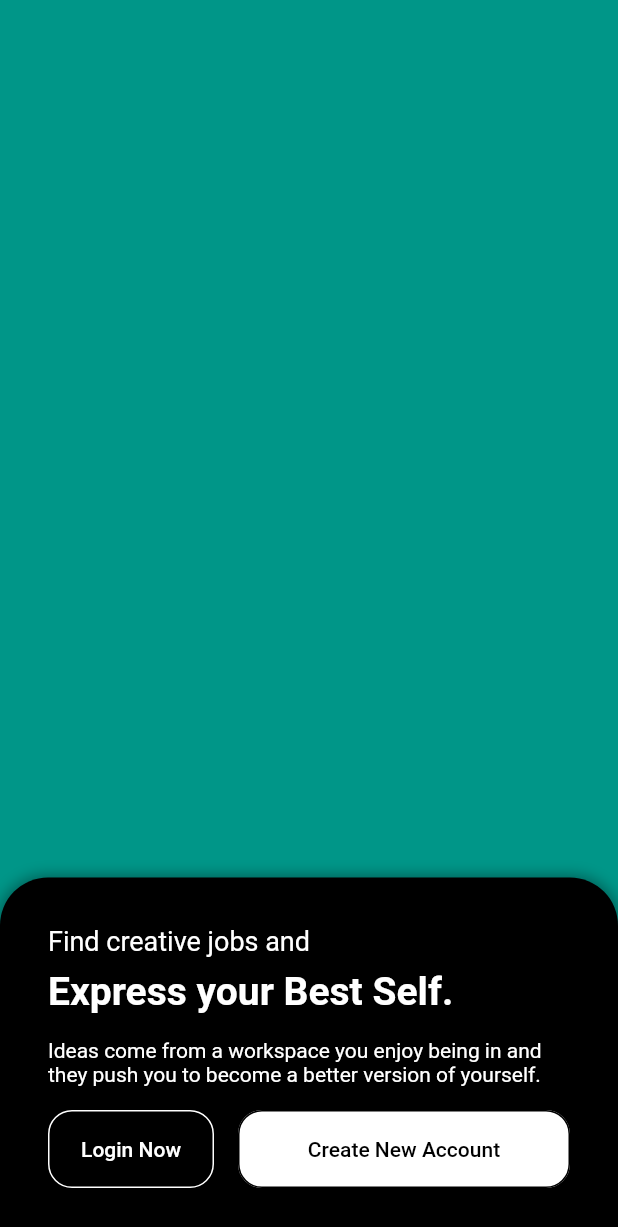
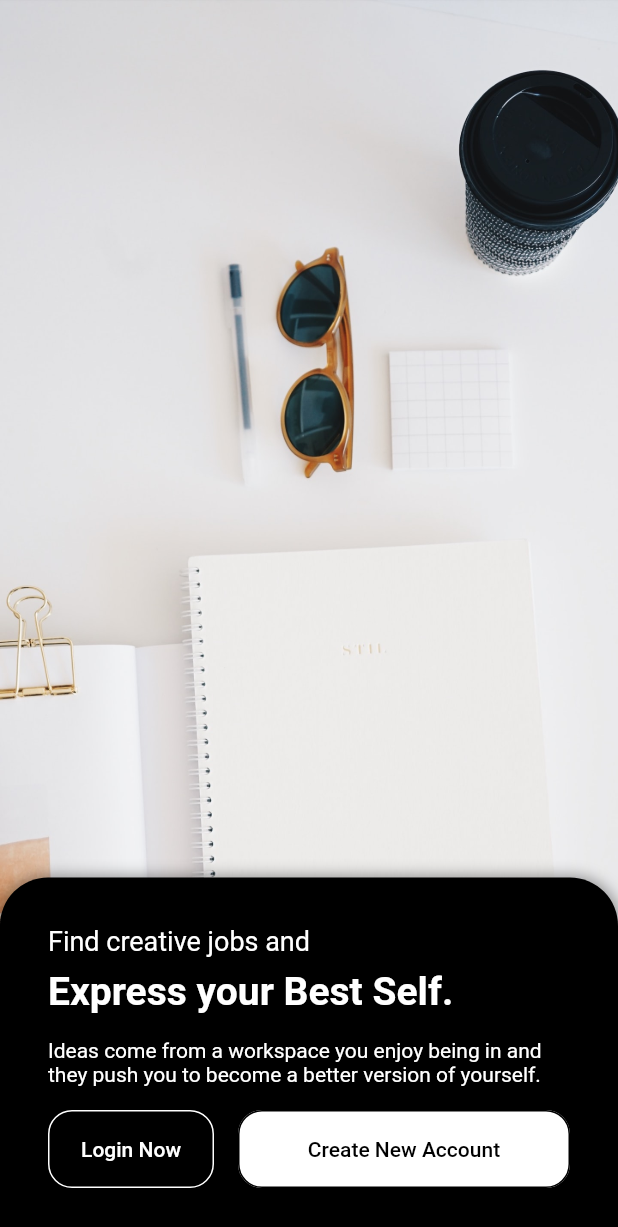
Before and after one commit to ngiuliani-ng/flutter_advanced_app, a Flutter app: the screen it shows after launch, on a phone screen of 412 x 824 dp. Shown: the top 1227 px of the screen. Run offline on Flutter 3.47's test engine with Material 2 defaults, Android fonts, the light colour scheme and no system bars.

Commit message:
Status Bar and background.

```diff
--- a/lib/main.dart
+++ b/lib/main.dart
@@ -1,4 +1,5 @@
 import 'package:flutter/material.dart';
+import 'package:flutter/services.dart';
 
 void main() {
   runApp(App());
@@ -7,6 +8,11 @@ void main() {
 class App extends StatelessWidget {
   @override
   Widget build(BuildContext context) {
+    SystemChrome.setSystemUIOverlayStyle(
+      SystemUiOverlayStyle(
+        statusBarColor: Colors.transparent,
+      ),
+    );
     return MaterialApp(
       debugShowCheckedModeBanner: false,
       theme: ThemeData(
@@ -44,8 +50,9 @@ class HomePage extends StatelessWidget {
   }
 
   Widget backgroundImage() {
-    return Container(
-      color: Colors.teal,
+    return Image.asset(
+      "assets/images/background.jpg",
+      fit: BoxFit.cover,
     );
   }
 
--- a/pubspec.yaml
+++ b/pubspec.yaml
@@ -40,9 +40,8 @@ flutter:
   # the material Icons class.
   uses-material-design: true
   # To add assets to your application, add an assets section, like this:
-  # assets:
-  #   - images/a_dot_burr.jpeg
-  #   - images/a_dot_ham.jpeg
+  assets:
+     - assets/images/background.jpg
   # An image asset can refer to one or more resolution-specific "variants", see
   # https://flutter.dev/assets-and-images/#resolution-aware.
   # For details regarding adding assets from package dependencies, see
```
Also changed, not shown: assets/images/background.jpg (added).
